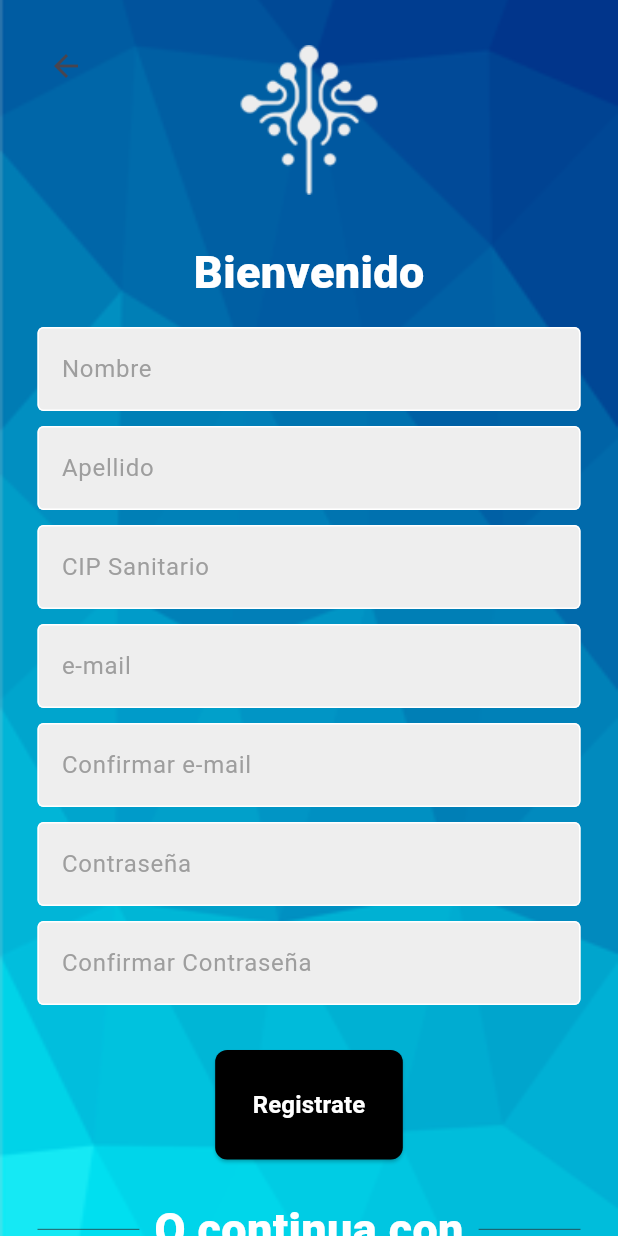
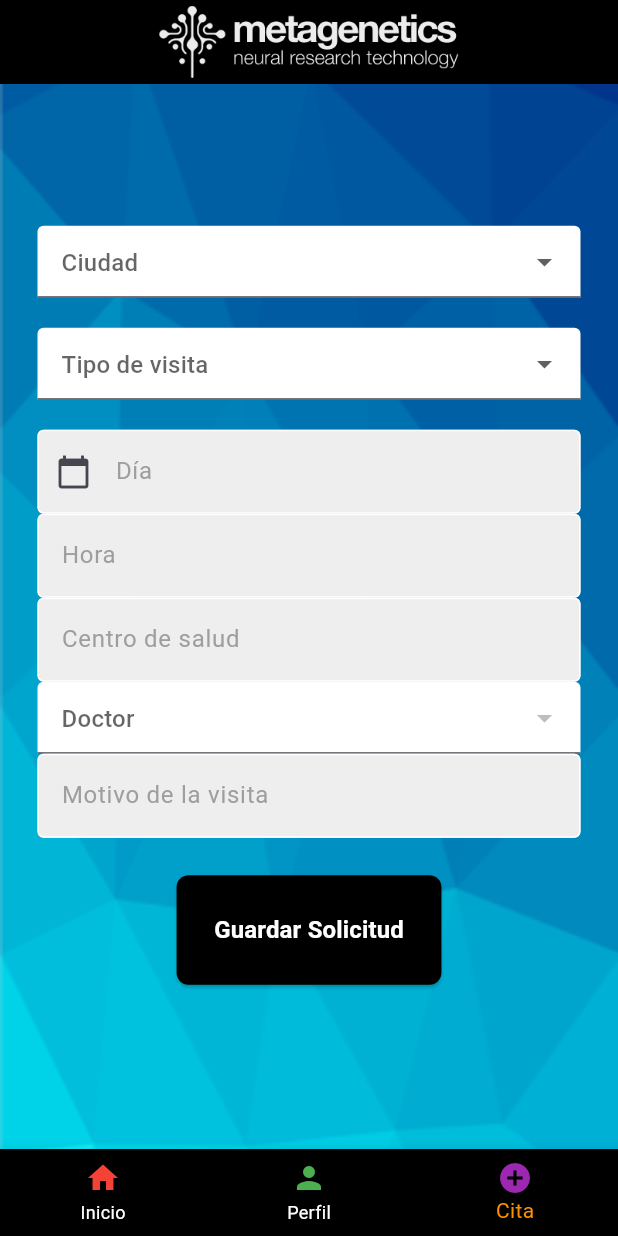
Before and after one commit to Ibirque/login_alternativo, a Flutter app: the screen it shows once a user with an empty profile is signed in, item 3 of the bottom bar chosen, on a phone screen of 412 x 824 dp. Run offline on Flutter 3.47's test engine with Material 3 defaults, Android fonts, the phone set to English and light mode, and no system bars; our stand-ins replace cloud_firestore, firebase_auth, firebase_core, syncfusion_flutter_charts; accounts and stored records are empty; network calls fail.

Commit message:
Cambios
12345

```diff
--- a/lib/componentes/bottom_navigation_bar.dart
+++ b/lib/componentes/bottom_navigation_bar.dart
@@ -15,24 +15,29 @@ class MyBottomNavigationBar extends StatelessWidget {
 
   @override
   Widget build(BuildContext context) {
-    return NavigationBar(
-      selectedIndex: currentIndex,
-      onDestinationSelected: onTap,
-      labelBehavior: NavigationDestinationLabelBehavior.alwaysShow,
-      destinations: const [
-        NavigationDestination(
-          icon: Icon(Icons.home),
+    return BottomNavigationBar(
+      items: <BottomNavigationBarItem>[
+        BottomNavigationBarItem(
+          icon: Icon(Icons.home, color: Colors.red), // Cambia el color del ícono aquí
           label: 'Inicio',
+          backgroundColor: Colors.black, // Cambia el color de fondo aquí
         ),
-        NavigationDestination(
-          icon: Icon(Icons.person),
+        BottomNavigationBarItem(
+          icon: Icon(Icons.person, color: Colors.green), // Cambia el color del ícono aquí
           label: 'Perfil',
+          backgroundColor: Colors.black, // Cambia el color de fondo aquí
         ),
-        NavigationDestination(
-          icon: Icon(Icons.add_circle),
+        BottomNavigationBarItem(
+          icon: Icon(Icons.add_circle, color: Colors.purple), // Cambia el color del ícono aquí
           label: 'Cita',
+          backgroundColor: Colors.black, // Cambia el color de fondo aquí
         ),
       ],
+      currentIndex: currentIndex,
+      selectedItemColor: Colors.amber[800],
+      unselectedItemColor: Colors.white,
+      onTap: onTap,
+      backgroundColor: Colors.black, // Establece el color de fondo de la barra de navegación como negro
     );
   }
 }
@@ -49,15 +54,13 @@ class NavigationHandler {
           context,
           PageRouteBuilder(
             transitionDuration: const Duration(milliseconds: 500),
-            transitionsBuilder:
-                (context, animation, secondaryAnimation, child) {
+            transitionsBuilder: (context, animation, secondaryAnimation, child) {
               return FadeTransition(
                 opacity: animation,
                 child: child,
               );
             },
-            pageBuilder: (context, animation, secondaryAnimation) =>
-                PaginaPrincipal(),
+            pageBuilder: (context, animation, secondaryAnimation) => PaginaPrincipal(),
           ),
         );
         break;
@@ -66,8 +69,7 @@ class NavigationHandler {
           context,
           PageRouteBuilder(
             transitionDuration: const Duration(milliseconds: 500),
-            transitionsBuilder:
-                (context, animation, secondaryAnimation, child) {
+            transitionsBuilder: (context, animation, secondaryAnimation, child) {
               return FadeTransition(
                 opacity: animation,
                 child: child,
@@ -82,8 +84,7 @@ class NavigationHandler {
           context,
           PageRouteBuilder(
             transitionDuration: const Duration(milliseconds: 500),
-            transitionsBuilder:
-                (context, animation, secondaryAnimation, child) {
+            transitionsBuilder: (context, animation, secondaryAnimation, child) {
               return FadeTransition(
                 opacity: animation,
                 child: child,
@@ -93,12 +94,6 @@ class NavigationHandler {
           ),
         );
         break;
-      // case 3:
-      //   Navigator.push(
-      //     context,
-      //     MaterialPageRoute(builder: (context) => Emergencia()),
-      //   );
-      //   break;
     }
   }
 }
--- a/lib/componentes/my_button.dart
+++ b/lib/componentes/my_button.dart
@@ -2,9 +2,15 @@ import "package:flutter/material.dart";
 
 class MyButton extends StatelessWidget {
   final VoidCallback? onPressed;
+  final String buttonText; // Texto del botón
+  final Color backgroundColor; // Color de fondo del botón
 
-  // ignore: use_super_parameters
-  const MyButton({Key? key, required this.onPressed}) : super(key: key);
+  const MyButton({
+    Key? key,
+    required this.onPressed,
+    required this.buttonText,
+    this.backgroundColor = Colors.black, // Valor predeterminado para el color de fondo
+  }) : super(key: key);
 
   @override
   Widget build(BuildContext context) {
@@ -14,15 +20,15 @@ class MyButton extends StatelessWidget {
       child: ElevatedButton(
         onPressed: onPressed,
         style: ElevatedButton.styleFrom(
-          backgroundColor: Colors.black,
+          backgroundColor: backgroundColor, // Usar el color de fondo proporcionado
           shape: RoundedRectangleBorder(
             borderRadius: BorderRadius.circular(8),
           ),
           padding: const EdgeInsets.all(25),
         ),
-        child: const Text(
-          "Inicia sesión",
-          style: TextStyle(
+        child: Text(
+          buttonText,
+          style: const TextStyle(
             color: Colors.white,
             fontWeight: FontWeight.bold,
             fontSize: 16,
--- a/lib/paginas/login.dart
+++ b/lib/paginas/login.dart
@@ -203,6 +203,7 @@ class PaginaLogin extends StatelessWidget {
                 onPressed: () {
                   signUserIn(context);
                 },
+                buttonText: 'Iniciar sesión',
               ),
 
               const SizedBox(height: 30),
--- a/lib/paginas/perfil.dart
+++ b/lib/paginas/perfil.dart
@@ -1,9 +1,10 @@
+// ignore_for_file: use_super_parameters, avoid_print
+
 import 'package:firebase_auth/firebase_auth.dart';
 import 'package:flutter/material.dart';
 import 'package:cloud_firestore/cloud_firestore.dart';
 import 'package:login_alternativo/componentes/my_textbox.dart';
 import 'package:login_alternativo/componentes/bottom_navigation_bar.dart';
-import 'package:login_alternativo/paginas/principal.dart';
 
 class Perfil extends StatefulWidget {
   const Perfil({Key? key}) : super(key: key);
@@ -112,7 +113,7 @@ class _PerfilState extends State<Perfil> {
         ),
       ),
 
-      /*Ir a home*/
+      /*NavigationBar*/
       bottomNavigationBar: MyBottomNavigationBar(
         currentIndex: _currentIndex,
         onTap: (index) {
--- a/lib/paginas/principal.dart
+++ b/lib/paginas/principal.dart
@@ -2,7 +2,6 @@ import 'package:flutter/material.dart';
 import 'package:login_alternativo/componentes/bottom_navigation_bar.dart';
 import 'package:login_alternativo/componentes/my_textbox.dart';
 import 'package:login_alternativo/componentes/my_textboxInfo.dart';
-import 'package:login_alternativo/paginas/perfil.dart';
 import 'package:firebase_auth/firebase_auth.dart';
 import 'package:cloud_firestore/cloud_firestore.dart';
 import 'package:login_alternativo/paginas/charts.dart';
@@ -61,6 +60,7 @@ class _PaginaPrincipalState extends State<PaginaPrincipal> {
         centerTitle: true,
         iconTheme: const IconThemeData(color: Colors.white),
       ),
+
       // Fondo
       body: Container(
         decoration: const BoxDecoration(
@@ -134,7 +134,7 @@ class _PaginaPrincipalState extends State<PaginaPrincipal> {
       ),
 
 
-      //Barra de navegación
+      /*NavigationBar*/
       bottomNavigationBar: MyBottomNavigationBar(
         currentIndex: _currentIndex,
         onTap: (index) {
--- a/lib/paginas/solicitarVisita.dart
+++ b/lib/paginas/solicitarVisita.dart
@@ -1,82 +1,53 @@
 import 'package:flutter/material.dart';
-import 'package:login_alternativo/componentes/my_buttonsignup.dart';
+import 'package:cloud_firestore/cloud_firestore.dart';
+import 'package:intl/intl.dart'; // Importar este paquete para formatear la fecha
+
+import 'package:login_alternativo/componentes/bottom_navigation_bar.dart';
 import 'package:login_alternativo/componentes/my_textfield.dart';
-import 'package:login_alternativo/componentes/square_tile.dart';
-import 'package:cloud_firestore/cloud_firestore.dart';
-import 'package:firebase_auth/firebase_auth.dart';
-import 'package:firebase_core/firebase_core.dart';
-import 'package:login_alternativo/main.dart';
+import 'package:login_alternativo/componentes/my_button.dart';
 
-class SolicitarVisita extends StatelessWidget {
-  SolicitarVisita({Key? key});
+class SolicitarVisita extends StatefulWidget {
+  const SolicitarVisita({Key? key}) : super(key: key);
 
-  // Controladores de edición de texto
-  final TextEditingController usernameController = TextEditingController();
-  final TextEditingController apellidoControler = TextEditingController();
-  final TextEditingController cipController = TextEditingController();
-  final TextEditingController emailController = TextEditingController();
-  final TextEditingController confirmEmailController = TextEditingController();
-  final TextEditingController passwordController = TextEditingController();
-  final TextEditingController confirmPasswordController =
-      TextEditingController();
+  @override
+  _SolicitarVisitaState createState() => _SolicitarVisitaState();
+}
 
-  // Método para iniciar sesión
-  Future<bool> registrarUsuario(
-    String username,
-    String apellido,
-    String cip,
-    String email,
-    String confirmPassword,
-  ) async {
-    try {
-      // Inicializar Firebase
-      WidgetsFlutterBinding.ensureInitialized();
-      await Firebase.initializeApp();
+class _SolicitarVisitaState extends State<SolicitarVisita> {
+  TextEditingController ciudadController = TextEditingController();
+  TextEditingController diaController = TextEditingController();
+  TextEditingController doctorController = TextEditingController();
+  TextEditingController horaController = TextEditingController();
+  TextEditingController hospitalController = TextEditingController();
+  TextEditingController notasController = TextEditingController();
+  TextEditingController tipoController = TextEditingController();
+  int _currentIndex = 2;
 
-      // Obtener los valores de los controladores de texto
-      String username = usernameController.text;
-      String apellido = apellidoControler.text;
-      String cip = cipController.text;
-      String email = emailController.text;
-      String password = passwordController.text;
+  // Dropdown de ciudades
+  List<String> ciudadesDisponibles = ['Barcelona', 'Madrid', 'Zaragoza'];
+  String? ciudadSeleccionada;
 
-      // Estructurar los datos
-      Map<String, dynamic> userData = {
-        'username': username,
-        'apellido': apellido,
-        'cip': cip,
-        'email': email,
-        'grupoSanguineo': 'Pedir visita',
-        // Agregar otros campos aquí si es necesario
-      };
+  // Dropdown de tipos de visita
+  List<String> tiposVisita = ['Primera visita', 'Urgencias'];
+  String? tipoVisitaSeleccionada;
 
-      // Crear una cuenta de usuario en Firebase Auth
-      await FirebaseAuth.instance.createUserWithEmailAndPassword(
-        email: email,
-        password: password,
-      );
-
-      // Guardar los datos en la base de datos
-      FirebaseFirestore.instance
-          .collection('usuarios')
-          .doc(email)
-          .set(userData);
-
-      // Registro exitoso
-      return true;
-    } catch (e) {
-      // Manejar cualquier error
-      // print('Error al registrar el usuario: $e');
-      return false;
-    }
-  }
+  // Doctor seleccionado
+  String? doctorSeleccionado;
 
   @override
   Widget build(BuildContext context) {
     return Scaffold(
-      body: Stack(
-        children: [
-          Container(
+      appBar: AppBar(
+        backgroundColor: Colors.black,
+        title: Image.asset(
+          'lib/assets/logo_white.png',
+          width: 200,
+          height: 80,
+        ),
+        centerTitle: true,
+        iconTheme: const IconThemeData(color: Colors.white),
+      ),
+      body: Container(
         decoration: const BoxDecoration(
           image: DecorationImage(
             image: AssetImage("lib/assets/Fondo.png"),
@@ -90,170 +61,210 @@ class SolicitarVisita extends StatelessWidget {
                 mainAxisAlignment: MainAxisAlignment.center,
                 children: [
                   const SizedBox(height: 30),
-                      // Logo de tu aplicación
-                      ColorFiltered(
-                        colorFilter: ColorFilter.mode(
-                          Colors.white.withOpacity(0.00),
-                          BlendMode.overlay,
+                  Container(
+                    // Selector de ciudad
+                    padding: const EdgeInsets.symmetric(horizontal: 25.0),
+                    child: DropdownButtonFormField<String>(
+                      decoration: const InputDecoration(
+                        filled: true,
+                        fillColor: Colors.white,
+                        hintText: 'Ciudad',
+                        hintStyle: TextStyle(color: Colors.grey),
                       ),
-                        child: Container(
-                          width: 100,
-                          height: 100,
-                          decoration: const BoxDecoration(
-                            image: DecorationImage(
-                              image: AssetImage('lib/assets/fav_icon.png'),
-                              fit: BoxFit.cover,
+                      value: ciudadSeleccionada,
+                      onChanged: (newValue) {
+                        setState(() {
+                          ciudadSeleccionada = newValue!;
+                        });
+                      },
+                      items: ciudadesDisponibles.map((ciudad) {
+                        return DropdownMenuItem<String>(
+                          value: ciudad,
+                          child: Text(ciudad),
+                        );
+                      }).toList(),
+                    ),
+                  ),
+                  const SizedBox(height: 20),
+                  Container(
+                    // Selector de tipo de visita
+                    padding: const EdgeInsets.symmetric(horizontal: 25.0),
+                    child: DropdownButtonFormField<String>(
+                      decoration: const InputDecoration(
+                        filled: true,
+                        fillColor: Colors.white,
+                        hintText: 'Tipo de visita',
+                        hintStyle: TextStyle(color: Colors.grey),
+                      ),
+                      value: tipoVisitaSeleccionada,
+                      onChanged: (newValue) {
+                        setState(() {
+                          tipoVisitaSeleccionada = newValue!;
+                        });
+                      },
+                      items: tiposVisita.map((tipo) {
+                        return DropdownMenuItem<String>(
+                          value: tipo,
+                          child: Text(tipo),
+                        );
+                      }).toList(),
+                    ),
+                  ),
+                  const SizedBox(height: 20),
+                  Container(
+                    // Selector de fecha
+                    padding: const EdgeInsets.symmetric(horizontal: 25.0),
+                    child: TextField(
+                      controller: diaController,
+                      readOnly: true,
+                      onTap: () {
+                        _selectDate(
+                            context); // Llamar al método para seleccionar la fecha
+                      },
+                      decoration: InputDecoration(
+                        enabledBorder: const OutlineInputBorder(
+                          borderSide: BorderSide(color: Colors.white),
+                        ),
+                        focusedBorder: OutlineInputBorder(
+                          borderSide: BorderSide(color: Colors.grey.shade400),
+                        ),
+                        fillColor: Colors.grey.shade200,
+                        filled: true,
+                        hintText: 'Día',
+                        hintStyle: const TextStyle(color: Colors.grey),
+                        prefixIcon: const Icon(Icons.calendar_today),
                       ),
                     ),
                   ),
+                  MyTextField(
+                    controller: horaController,
+                    hintText: 'Hora',
+                    obscureText: false,
                   ),
+                  MyTextField(
+                    controller: hospitalController,
+                    hintText: 'Centro de salud',
+                    obscureText: false,
+                  ),
+                  Container(
+                    // Selector de doctor
+                    padding: const EdgeInsets.symmetric(horizontal: 25.0),
+                    child: StreamBuilder<QuerySnapshot>(
+                      stream: FirebaseFirestore.instance.collection('doctores').snapshots(),
+                      builder: (context, snapshot) {
+                        if (snapshot.hasError) {
+                          return const Text('Error al cargar los datos');
+                        }
 
-                      //Bienvenida
-                      const SizedBox(height: 30),
-                      Text(
-                        'Bienvenido',
-                        style: TextStyle(
-                          color: Color.fromARGB(255, 255, 255, 255),
-                          fontSize: 30,
-                          fontWeight: FontWeight.w900,
+                        if (snapshot.connectionState == ConnectionState.waiting) {
+                          return const CircularProgressIndicator();
+                        }
+
+                        List<DropdownMenuItem<String>> items = [];
+                        snapshot.data!.docs.forEach((doc) {
+                          String nombreDoctor = doc['nombre'];
+                          items.add(DropdownMenuItem<String>(
+                            value: nombreDoctor,
+                            child: Text(nombreDoctor),
+                          ));
+                        });
+
+                        return DropdownButtonFormField<String>(
+                          decoration: const InputDecoration(
+                            filled: true,
+                            fillColor: Colors.white,
+                            hintText: 'Doctor',
+                            hintStyle: TextStyle(color: Colors.grey),
+                          ),
+                          value: doctorSeleccionado,
+                          onChanged: (newValue) {
+                            setState(() {
+                              doctorSeleccionado = newValue!;
+                            });
+                          },
+                          items: items,
+                        );
+                      },
                     ),
                   ),
-
-                      //Nombre, apellido, seguridad social, correo password
-                      //Campo para username
-                      const SizedBox(height: 15), //Separacion
                   MyTextField(
-                        controller: usernameController,
-                        hintText: 'Nombre',
+                    controller: notasController,
+                    hintText: 'Motivo de la visita',
                     obscureText: false,
                   ),
-
-                      const SizedBox(height: 10),
-                      MyTextField(
-                        controller: apellidoControler,
-                        hintText: 'Apellido',
-                        obscureText: false,
+                  MyButton(
+                    onPressed: _guardarSolicitud,
+                    buttonText: 'Guardar Solicitud',
                   ),
-
-                      const SizedBox(height: 10),
-                      MyTextField(
-                        controller: cipController,
-                        hintText: 'CIP Sanitario',
-                        obscureText: false,
-                      ),
-
-                      const SizedBox(height: 10),
-                      MyTextField(
-                        controller: emailController,
-                        hintText: 'e-mail',
-                        obscureText: false,
-                      ),
-                      const SizedBox(height: 10),
-                      MyTextField(
-                        controller: confirmEmailController,
-                        hintText: 'Confirmar e-mail',
-                        obscureText: false,
-                      ),
-
-                      //Campo para password
-                      const SizedBox(height: 10),
-                      MyTextField(
-                        controller: passwordController,
-                        hintText: 'Contraseña',
-                        obscureText: true,
-                      ),
-
-                      const SizedBox(height: 10),
-                      MyTextField(
-                        controller: confirmPasswordController,
-                        hintText: 'Confirmar Contraseña',
-                        obscureText: true,
-                      ),
-
-                      const SizedBox(height: 5),
-
-                      MyButton(
-                        onPressed: () async {
-                          bool success = await registrarUsuario(
-                            usernameController.text,
-                            apellidoControler.text,
-                            cipController.text,
-                            emailController.text,
-                            confirmPasswordController.text,
-                          );
-                          if (success) {
-                            // ignore: use_build_context_synchronously
-                            Navigator.push(
-                              context,
-                              MaterialPageRoute(
-                                  builder: (context) => const MyApp()),
-                            );
-                          } else {
-                            // fallo de registro
-                          }
-                        },
-                      ),
-
-                      //O continuar con:
-                      Padding(
-                        padding: const EdgeInsets.symmetric(horizontal: 25.0),
-                        child: Row(
-                          children: [
-                            Expanded(
-                              child: Divider(
-                                thickness: 0.5,
-                                color: Colors.blueGrey[900],
-                              ),
-                            ),
-                            Padding(
-                              padding:
-                                  const EdgeInsets.symmetric(horizontal: 10.0),
-                              child: Text(
-                                'O continua con',
-                                style: TextStyle(
-                                  color: Color.fromARGB(255, 255, 255, 255),
-                                  fontSize: 30,
-                                  fontWeight: FontWeight.w900,
-                                ),
-                              ),
-                            ),
-                            Expanded(
-                              child: Divider(
-                                thickness: 0.5,
-                                color: Colors.blueGrey[900],
-                              ),
-                            ),
-                          ],
-                        ),
-                      ),
-
-                      const SizedBox(height: 10),
-
-                      const Row(
-                        mainAxisAlignment: MainAxisAlignment.center,
-                        children: [
-                          SquareTile(imagePath: 'lib/assets/iconogoogle.png'),
-                        ],
-                      ),
+                  const SizedBox(height: 20),
                 ],
               ),
             ),
           ),
         ),
       ),
-          // Botón de retroceso
-          Positioned(
-            left: 20,
-            top: 20,
-            child: IconButton(
-              icon: const Icon(Icons.arrow_back),
-              onPressed: () {
-                Navigator.pop(context); // Volver a la página anterior
+      bottomNavigationBar: MyBottomNavigationBar(
+        currentIndex: _currentIndex,
+        onTap: (index) {
+          setState(() {
+            _currentIndex = index;
+          });
+          // Dependiendo del índice seleccionado, navegamos a la página correspondiente
+          NavigationHandler navigationHandler = NavigationHandler(context);
+          navigationHandler.handleNavigation(index);
         },
-            ),
-          ),
-        ],
       ),
     );
   }
+
+  void _selectDate(BuildContext context) async {
+    final DateTime? picked = await showDatePicker(
+      context: context,
+      initialDate: DateTime.now(),
+      firstDate: DateTime(2000),
+      lastDate: DateTime(2100),
+    );
+    if (picked != null && picked != diaController.text) {
+      setState(() {
+        diaController.text = DateFormat('yyyy-MM-dd')
+            .format(picked); // Formatear la fecha seleccionada
+      });
     }
+  }
+
+  Future<void> _guardarSolicitud() async {
+    try {
+      // Obtener los datos de la solicitud de visita
+      String ciudad = ciudadController.text;
+      String dia = diaController.text;
+      String doctor = doctorSeleccionado ?? ''; // Usamos el doctor seleccionado
+      String hora = horaController.text;
+      String hospital = hospitalController.text;
+      String notas = notasController.text;
+      String tipo = tipoController.text;
+
+      // Guardar los datos en Firebase
+      await FirebaseFirestore.instance.collection('solicitudesDeVisita').add({
+        'ciudad': ciudad,
+        'dia': dia,
+        'doctor': doctor,
+        'hora': hora,
+        'hospital': hospital,
+        'notas': notas,
+        'tipo': tipo,
+      });
+
+      // Notificar al usuario sobre el éxito de la solicitud
+      ScaffoldMessenger.of(context).showSnackBar(
+        const SnackBar(
+            content: Text('Solicitud de visita guardada exitosamente')),
+      );
+    } catch (e) {
+      // Manejar cualquier error y notificar al usuario sobre el fallo de la solicitud
+      ScaffoldMessenger.of(context).showSnackBar(
+        const SnackBar(
+            content: Text('Error al guardar la solicitud de visita')),
+      );
+    }
+  }
+}
```
Also changed, not shown: lib/componentes/selectorDoctor.dart (added, +57 -0 lines), lib/componentes/selectorFecha.dart (added, +57 -0 lines). Lines whose indentation alone changed are shown as unchanged.
